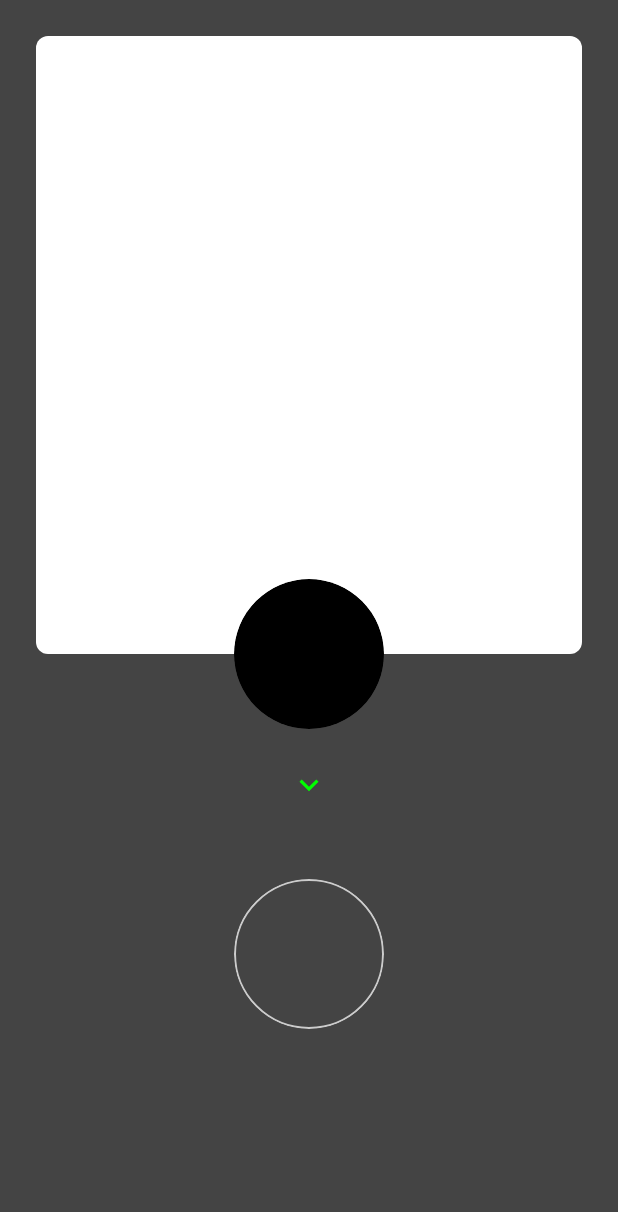
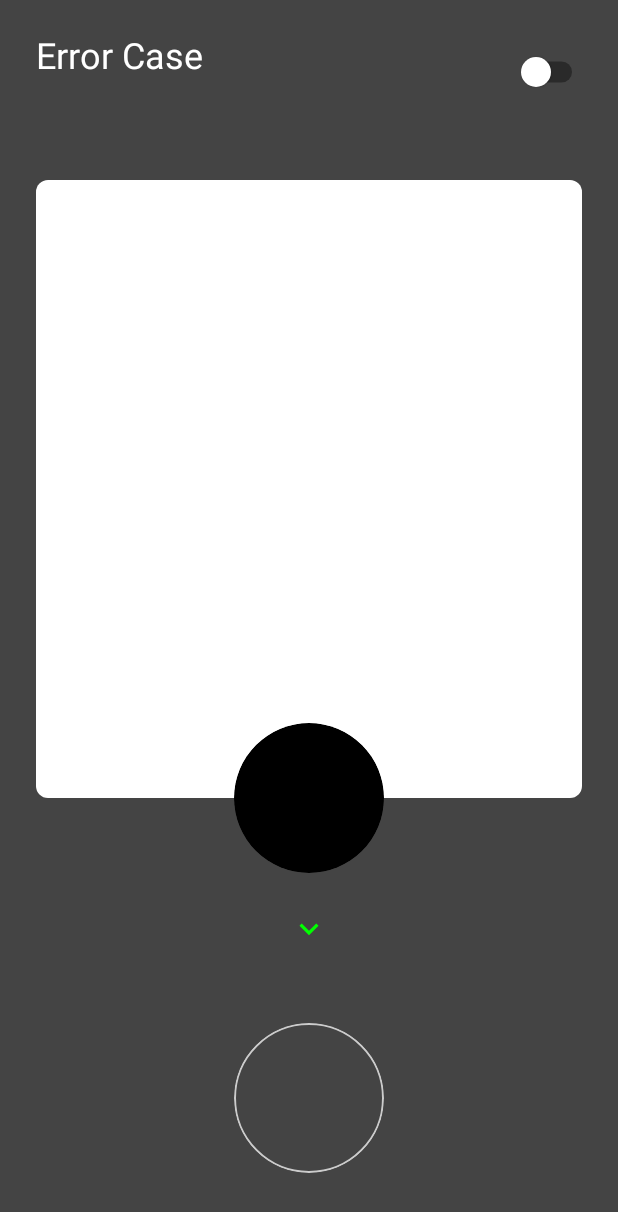
Before and after one commit to madhurgupta10/DragDownSlider, an Android app built with Jetpack Compose: the screen it shows after launch (MainActivity), on a phone screen of 412 x 824 dp. Shown: the top 1212 px of the screen. Run offline under Robolectric (Android 15) with nearby library versions, the phone set to English and light mode, and no system bars; our stand-ins replace Dagger/Hilt's generated code.

Commit message:
Add toggle switch to simulate both cases

```diff
--- a/app/src/main/java/com/madhurgupta/dragdownslider/sampleApp/ui/main/MainActivity.kt
+++ b/app/src/main/java/com/madhurgupta/dragdownslider/sampleApp/ui/main/MainActivity.kt
@@ -5,17 +5,16 @@ import android.widget.Toast
 import androidx.activity.ComponentActivity
 import androidx.activity.compose.setContent
 import androidx.activity.viewModels
-import androidx.compose.foundation.layout.fillMaxSize
+import androidx.compose.foundation.layout.*
 import androidx.compose.foundation.rememberScrollState
 import androidx.compose.foundation.verticalScroll
-import androidx.compose.material.ExperimentalMaterialApi
-import androidx.compose.material.Surface
-import androidx.compose.material.rememberSwipeableState
+import androidx.compose.material.*
 import androidx.compose.ui.Modifier
 import androidx.compose.ui.graphics.Color
 import androidx.compose.ui.platform.LocalConfiguration
 import androidx.compose.ui.platform.LocalContext
 import androidx.compose.ui.unit.dp
+import androidx.compose.ui.unit.sp
 import com.madhurgupta.dragdownslider.DragDownSlider
 import com.madhurgupta.dragdownslider.SliderState
 import com.madhurgupta.dragdownslider.sampleApp.ui.theme.SampleAppForDragDownSlider
@@ -44,7 +43,31 @@ class MainActivity : ComponentActivity() {
 
                     val sliderState = rememberSwipeableState(SliderState.Start)
                     val context = LocalContext.current
+                    val isSuccessCase = viewModel.isSuccessCase
 
+                    Column {
+                        Row(
+                            modifier = Modifier
+                                .fillMaxWidth()
+                                .padding(24.dp),
+                            horizontalArrangement = Arrangement.SpaceBetween
+                        ) {
+                            Text(
+                                text = if (isSuccessCase) {
+                                    "Success Case"
+                                } else {
+                                    "Error Case"
+                                },
+                                color = Color.White,
+                                fontSize = 24.sp,
+                            )
+                            Switch(
+                                checked = isSuccessCase,
+                                onCheckedChange = {
+                                    viewModel.toggle()
+                                }
+                            )
+                        }
                         DragDownSlider(
                             compactCardSize = screenWidth,
                             sliderState = sliderState,
@@ -54,6 +77,7 @@ class MainActivity : ComponentActivity() {
                                 viewModel.getResponse()
                             }
                         )
+                    }
 
                     if (viewModel.errorMessages.isNotEmpty()) {
                         val errorMessage = viewModel.errorMessages.first()
--- a/app/src/main/java/com/madhurgupta/dragdownslider/sampleApp/ui/main/MainViewModel.kt
+++ b/app/src/main/java/com/madhurgupta/dragdownslider/sampleApp/ui/main/MainViewModel.kt
@@ -32,7 +32,7 @@ class MainViewModel @Inject constructor(
     fun toggle() {
         isSuccessCase = !isSuccessCase
         isDragEnabled = true
-        responseState = OnSlideCompleteState.Loading
+        responseState = OnSlideCompleteState.Error
     }
 
     fun getResponse() {
```
Lines whose indentation alone changed are shown as unchanged.
